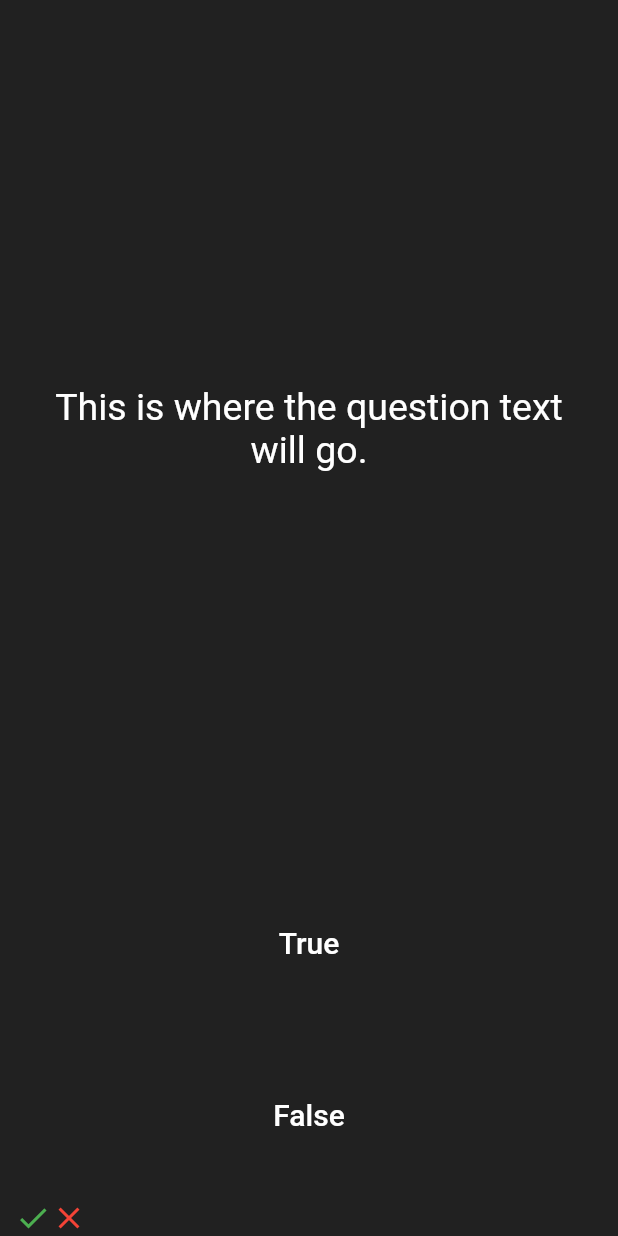
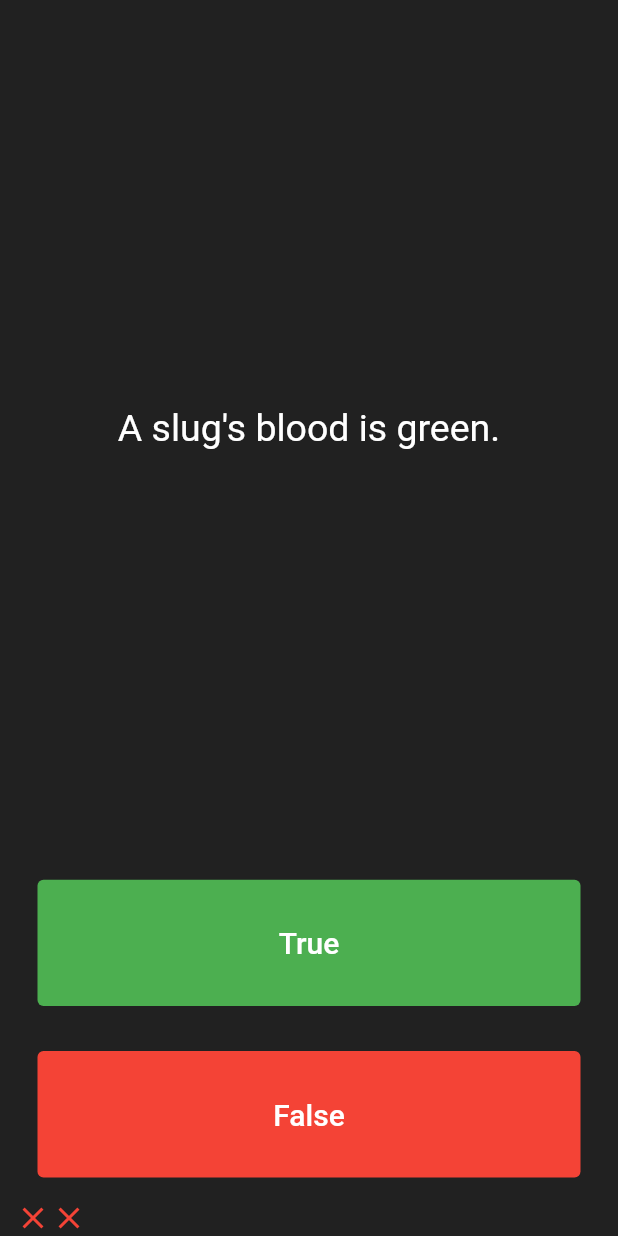
Before and after one commit to Jishnu075/quizzler-2, a Flutter app: the screen it shows after launch, after a tap on "True", after a tap on "False", on a phone screen of 412 x 824 dp. Run offline on Flutter 3.47's test engine with Material 2 defaults, Android fonts, the phone set to English and light mode, and no system bars.

Commit message:
added question class and  list with answers

```diff
--- a/lib/main.dart
+++ b/lib/main.dart
@@ -1,4 +1,5 @@
 import 'package:flutter/material.dart';
+import 'question.dart';
 
 void main() => runApp(Quizzler());
 
@@ -26,6 +27,15 @@ class QuizPage extends StatefulWidget {
 
 class _QuizPageState extends State<QuizPage> {
   List<Icon> scoreKeeper = [];
+  List<Question> questionBank = [
+    Question(q: 'You can lead a cow down stairs but not up stairs.', a: false),
+    Question(
+        q: 'Approximately one quarter of human bones are in the feet.',
+        a: true),
+    Question(q: 'A slug\'s blood is green.', a: true)
+  ];
+  int questionNumber = 0;
+
   @override
   Widget build(BuildContext context) {
     return Column(
@@ -38,7 +48,7 @@ class _QuizPageState extends State<QuizPage> {
             padding: EdgeInsets.all(10.0),
             child: Center(
               child: Text(
-                'This is where the question text will go.',
+                questionBank[questionNumber].questionText,
                 textAlign: TextAlign.center,
                 style: TextStyle(
                   fontSize: 25.0,
@@ -52,6 +62,9 @@ class _QuizPageState extends State<QuizPage> {
           child: Padding(
             padding: EdgeInsets.all(15.0),
             child: TextButton(
+              style: ButtonStyle(
+                backgroundColor: MaterialStateProperty.all(Colors.green),
+              ),
               child: Text(
                 'True',
                 style: TextStyle(
@@ -60,14 +73,20 @@ class _QuizPageState extends State<QuizPage> {
                 ),
               ),
               onPressed: () {
-                //The user picked true.
+                //User picked true.
                 setState(() {
-                  scoreKeeper.add(
-                    Icon(
+                  bool correctAnswer =
+                      questionBank[questionNumber].questionAnswer;
+                  if (correctAnswer == true) {
+                    scoreKeeper.add(Icon(
                       Icons.check,
                       color: Colors.green,
-                    ),
-                  );
+                    ));
+                  } else {
+                    scoreKeeper.add(Icon(Icons.close, color: Colors.red));
+                  }
+
+                  questionNumber++;
                 });
               },
             ),
@@ -77,6 +96,9 @@ class _QuizPageState extends State<QuizPage> {
           child: Padding(
             padding: EdgeInsets.all(15.0),
             child: TextButton(
+              style: ButtonStyle(
+                backgroundColor: MaterialStateProperty.all(Colors.red),
+              ),
               child: Text(
                 'False',
                 style: TextStyle(
@@ -85,12 +107,23 @@ class _QuizPageState extends State<QuizPage> {
                 ),
               ),
               onPressed: () {
-                //The user picked false.
+                //User picked false.
                 setState(() {
-                  scoreKeeper.add(Icon(
-                    Icons.close,
-                    color: Colors.red,
-                  ));
+                  bool correctAnswer =
+                      questionBank[questionNumber].questionAnswer;
+                  if (correctAnswer == false) {
+                    scoreKeeper.add(Icon(
+                      Icons.check,
+                      color: Colors.green,
+                    ));
+                  } else {
+                    scoreKeeper.add(Icon(
+                      Icons.close,
+                      color: Colors.red,
+                    ));
+                  }
+
+                  questionNumber++;
                 });
               },
             ),
@@ -109,3 +142,16 @@ question1: 'You can lead a cow down stairs but not up stairs.', false,
 question2: 'Approximately one quarter of human bones are in the feet.', true,
 question3: 'A slug\'s blood is green.', true,
 */
+
+// List<String> questions = [
+  //   'Approximately one quarter of human bones are in the feet.',
+  //   'A slug\'s blood is green.',
+  // ];
+  // List<bool> answers = [
+  //   true,
+  //   true,
+  // ];
+  // Question q1 = Question(
+  //   q: 'You can lead a cow down stairs but not up stairs.',
+  //   a: false,
+  // );
--- /dev/null
+++ b/lib/question.dart
@@ -0,0 +1,9 @@
+class Question {
+  String questionText = '';
+  bool questionAnswer = true;
+
+  Question({String q = '', bool a = true}) {
+    questionText = q;
+    questionAnswer = a;
+  }
+}
```
